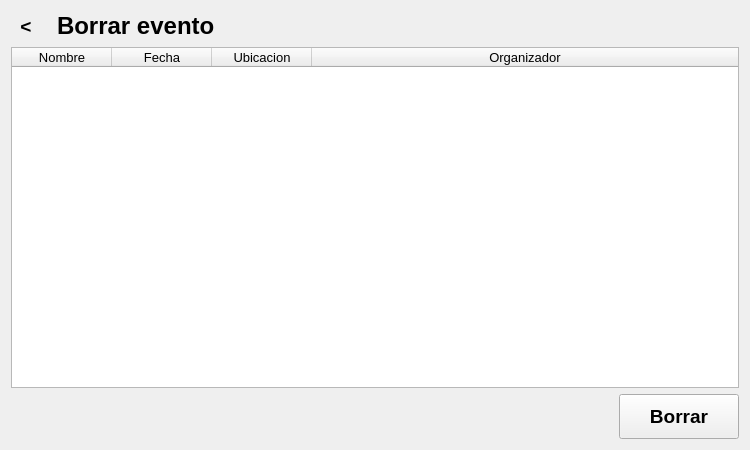
Before: the Qt Designer form Interfaces/BorrarEvento.ui in roblesgg/GestionEventos, drawn with Qt 5.
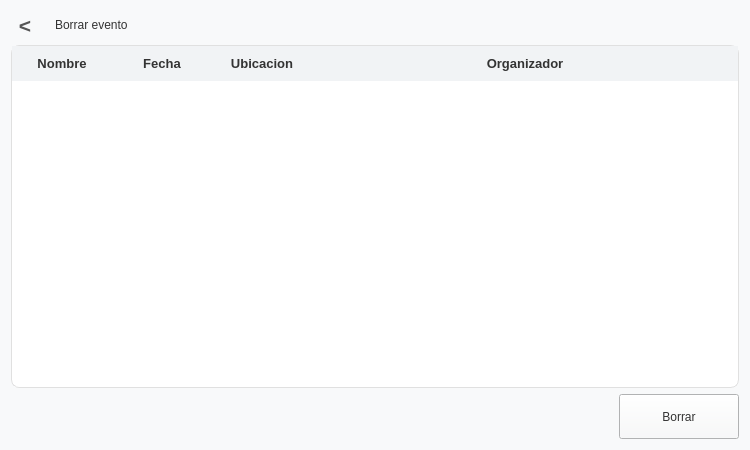
After: the same form once the commit is applied.

Patch:
```diff
--- a/Interfaces/BorrarEvento.ui
+++ b/Interfaces/BorrarEvento.ui
@@ -13,6 +13,77 @@
   <property name="windowTitle">
    <string>Borrar Evento</string>
   </property>
+  
+  <property name="styleSheet">
+   <string>
+/* --- Estilo General --- */
+QWidget {
+    font-family: 'Segoe UI', 'Arial', 'sans-serif';
+    background-color: #F8F9FA; /* Un blanco roto muy suave */
+    color: #333333;
+}
+
+/* --- Título Principal --- */
+QLabel[objectName="TitleLabel_DeleteEvent"] {
+    font-size: 24pt;
+    font-weight: bold;
+    color: #2C3E50; /* Un azul oscuro */
+    padding-bottom: 10px;
+    background-color: transparent;
+    indent: 0; /* Reseteamos el indent original */
+}
+
+/* --- Botón de Atrás --- */
+QToolButton {
+    font-size: 16pt;
+    font-weight: bold;
+    color: #555555;
+    background-color: transparent;
+    border: none;
+    padding-right: 10px;
+}
+QToolButton:hover {
+    color: #000000;
+}
+
+/* --- Botón de "Peligro" (Borrar) --- */
+QPushButton[objectName="ConfirmDelete_Btn"] {
+    background-color: #FFEBEE; /* Rosa pastel */
+    color: #D32F2F; /* Rojo oscuro */
+    font-size: 14pt;
+    font-weight: bold;
+    border: none;
+    border-radius: 8px; /* ¡ESQUINAS REDONDEADAS! */
+    padding: 12px 18px;
+    min-height: 28px; /* min-height de 45px del original */
+}
+QPushButton[objectName="ConfirmDelete_Btn"]:hover {
+    background-color: #FFCDD2;
+}
+QPushButton[objectName="ConfirmDelete_Btn"]:pressed {
+    background-color: #EF9A9A;
+}
+
+/* --- Tablas --- */
+QTableWidget {
+    background-color: #FFFFFF;
+    border: 1px solid #E0E0E0;
+    gridline-color: #E0E0E0; /* Color de la cuadrícula */
+    border-radius: 8px; /* ESQUINAS REDONDEADAS */
+    font-size: 10pt; /* Fuente original */
+}
+
+/* --- Cabeceras de Tablas --- */
+QHeaderView::section {
+    background-color: #F1F3F5; /* Un gris muy claro para cabeceras */
+    padding: 8px;
+    border: none;
+    font-weight: bold;
+    font-size: 10pt;
+}
+   </string>
+  </property>
+  
   <layout class="QVBoxLayout" name="verticalLayout" stretch="0,1,0">
    <item>
     <layout class="QHBoxLayout" name="horizontalLayout_Titulo" stretch="0,0,1">
@@ -21,34 +92,17 @@
        <property name="text">
         <string>&lt;</string>
        </property>
-       <property name="font">
-        <font>
-         <pointsize>14</pointsize>
-         <weight>75</weight>
-         <bold>true</bold>
-        </font>
-       </property>
        <property name="autoRaise">
         <bool>true</bool>
        </property>
       </widget>
      </item>
      <item>
-      <widget class="QLabel" name="labelTitulo">
-       <property name="font">
-        <font>
-         <pointsize>18</pointsize>
-         <weight>75</weight>
-         <bold>true</bold>
-        </font>
-       </property>
+      <widget class="QLabel" name="TitleLabel_DeleteEvent">
        <property name="text">
         <string>Borrar evento</string>
        </property>
-       <property name="indent">
-        <number>10</number>
-       </property>
-      </widget>
+       </widget>
      </item>
      <item>
       <spacer name="horizontalSpacer_Titulo">
@@ -66,12 +120,7 @@
     </layout>
    </item>
    <item>
-    <widget class="QTableWidget" name="tblEventos">
-     <property name="font">
-      <font>
-       <pointsize>10</pointsize>
-      </font>
-     </property>
+    <widget class="QTableWidget" name="EventList_Table_Delete">
      <property name="selectionMode">
       <enum>QAbstractItemView::SingleSelection</enum>
      </property>
@@ -141,13 +190,6 @@
          <height>45</height>
         </size>
        </property>
-       <property name="font">
-        <font>
-         <pointsize>14</pointsize>
-         <weight>75</weight>
-         <bold>true</bold>
-        </font>
-       </property>
        <property name="text">
         <string>Borrar</string>
        </property>
```
Left out of the diff: 4 changed lines with no effect on the pictures.
